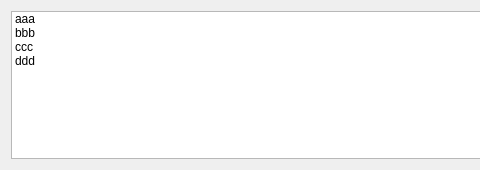
Before: the Qt Designer form CloudClient/online.ui in eugenesujing/cloud-drive, drawn with Qt 5; both pictures show x 0 to 480 and y 0 to 170 of the 755 by 170 pixel window.
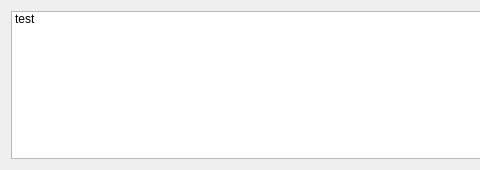
After: the same form once the commit is applied.

Commit message: fix show online bugs

The edit to the form file:
```diff
--- a/CloudClient/online.ui
+++ b/CloudClient/online.ui
@@ -20,22 +20,7 @@
       <widget class="QListWidget" name="listWidget">
        <item>
         <property name="text">
-         <string>aaa</string>
-        </property>
-       </item>
-       <item>
-        <property name="text">
-         <string>bbb</string>
-        </property>
-       </item>
-       <item>
-        <property name="text">
-         <string>ccc</string>
-        </property>
-       </item>
-       <item>
-        <property name="text">
-         <string>ddd</string>
+         <string>test</string>
         </property>
        </item>
       </widget>
```
Left out of the diff: 2 changed lines with no effect on the pictures. The commit also changes 14 other files.
